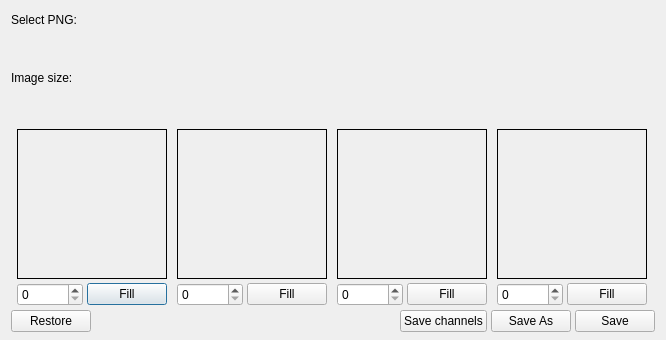
Above: Tools/ResourceEditor/DataQt/ImageSplitter.ui from xaoctech/dava.engine before the change. Below: the same form after it.
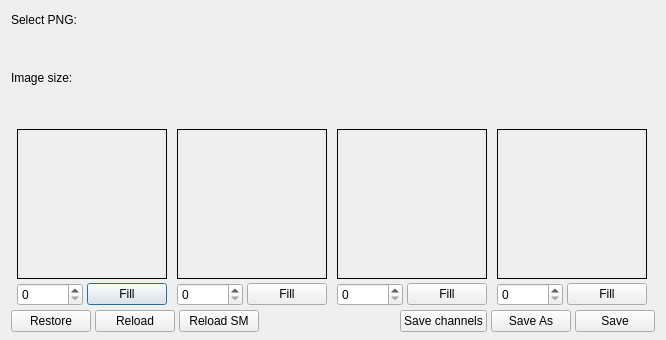
That is the form after the change. Icons and pictures are not drawn. Custom widgets are drawn as their Qt base class.

Commit message: [DF-4885] Image splitter improvement. Code cleanup.

The edit to the form file:
```diff
--- a/Tools/ResourceEditor/DataQt/ImageSplitter.ui
+++ b/Tools/ResourceEditor/DataQt/ImageSplitter.ui
@@ -440,6 +440,34 @@
      </item>
      <item>
       <layout class="QHBoxLayout" name="horizontalLayout_13">
+       <item>
+        <widget class="QPushButton" name="reload">
+         <property name="toolTip">
+          <string>Realod PNG</string>
+         </property>
+         <property name="text">
+          <string>Reload</string>
+         </property>
+         <property name="icon">
+          <iconset resource="QtIcons.qrc">
+           <normaloff>:/QtIcons/reloadtextures.png</normaloff>:/QtIcons/reloadtextures.png</iconset>
+         </property>
+        </widget>
+       </item>
+       <item>
+        <widget class="QPushButton" name="reloadSpecular">
+         <property name="toolTip">
+          <string>Reload Specular Map</string>
+         </property>
+         <property name="text">
+          <string>Reload SM</string>
+         </property>
+         <property name="icon">
+          <iconset resource="QtIcons.qrc">
+           <normaloff>:/QtIcons/refresh.png</normaloff>:/QtIcons/refresh.png</iconset>
+         </property>
+        </widget>
+       </item>
        <item>
         <spacer name="horizontalSpacer">
          <property name="orientation">
```
Left out of the diff: 16 changed lines with no effect on the pictures. The commit also changes 11 other files.
